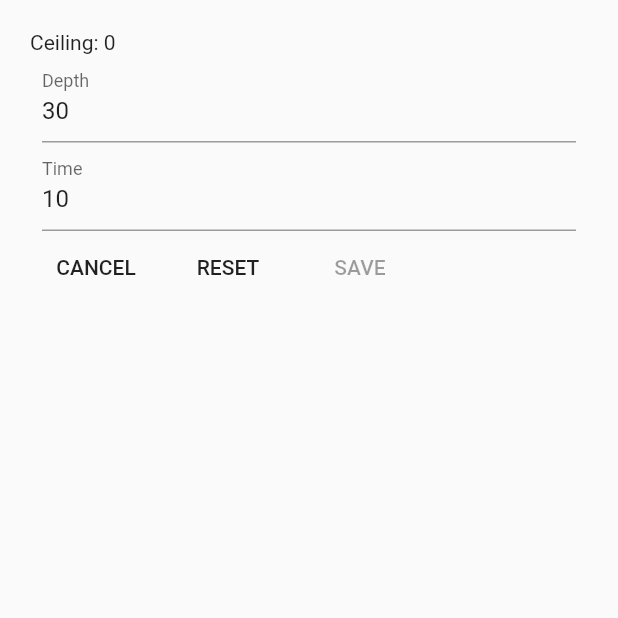
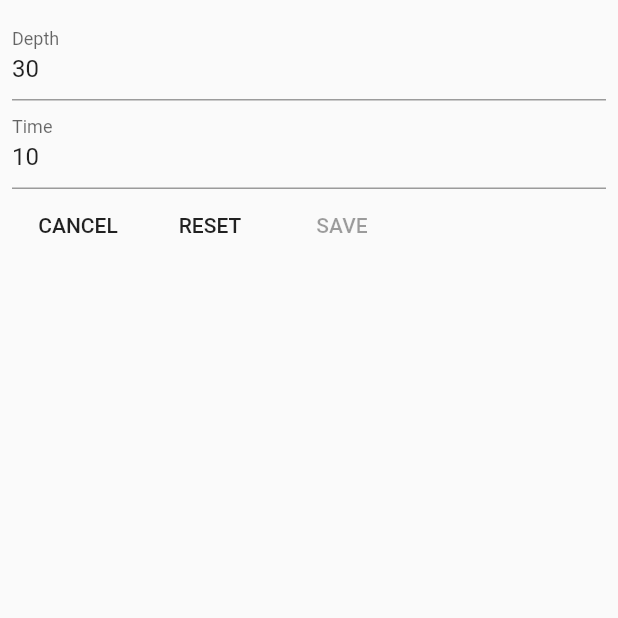
Before and after one commit to sstanfield/nemo, a Flutter app: the DiveSegment screen opened directly with empty values, on a phone screen of 412 x 824 dp, the top half of it. Run offline on Flutter 3.47's test engine with Material 2 defaults, Android fonts, the phone set to English and light mode, and no system bars; statements that could not run were skipped.

Commit message:
Validate ceiling when adding a segment and padding tweaks.

```diff
--- a/lib/screens/dive_segment.dart
+++ b/lib/screens/dive_segment.dart
@@ -102,19 +102,19 @@ class _DiveSegmentState extends State<DiveSegment> {
 
   @override
   Widget build(BuildContext context) {
+    List<Widget> children = new List<Widget>();
+    if (ceiling > 0) children.add(new Text("Ceiling: $ceiling${_dive.metric?"M":"ft"}"));
+    children.add(new IntEdit(initialValue: _getDepth(_dive, index),
+        onSaved: (int v) => _depth = v,
+        validator: (int v) => (v < ceiling || v > 1000)?"Enter Depth $ceiling-1000":null,
+        label: "Depth"));
+    children.add(new IntEdit(initialValue: _getTime(_dive, index),
+        onSaved: (int v) => _time = v,
+        validator: (int v) => (v < 0 || v > 1000)?"Enter Time 0-1000":null,
+        label: "Time"));
+    children.add(new CommonButtons(formKey: _formKey, submit: _handleSubmitted));
     ListView c3 =
-        new ListView(padding: const EdgeInsets.all(20.0), children: <Widget>[
-      new Text("Ceiling: $ceiling"),
-      new IntEdit(initialValue: _getDepth(_dive, index),
-          onSaved: (int v) => _depth = v,
-          validator: (int v) => (v < 0 || v > 1000)?"Enter Depth 0-1000":null,
-          label: "Depth"),
-      new IntEdit(initialValue: _getTime(_dive, index),
-          onSaved: (int v) => _time = v,
-          validator: (int v) => (v < 0 || v > 1000)?"Enter Time 0-1000":null,
-          label: "Time"),
-      new CommonButtons(formKey: _formKey, submit: _handleSubmitted),
-    ]);
+        new ListView(padding: const EdgeInsets.all(8.0), children: children);
     return new Scaffold(
       key: _scaffoldKey,
       appBar: _appBar,
--- a/lib/screens/gas_edit.dart
+++ b/lib/screens/gas_edit.dart
@@ -58,7 +58,7 @@ class _GasEditState extends State<GasEdit> {
 
   @override
   Widget build(BuildContext context) {
-    Column c3 = new Column(children: [
+    ListView c3 = new ListView(padding: const EdgeInsets.all(8.0), children: [
       new IntEdit(initialValue: _pO2,
           onSaved: (int v) => _pO2 = v,
           validator: (int v) => (v < 0 || v > 100)?"Enter O2 percent 0-100":null,
--- a/lib/screens/general_settings.dart
+++ b/lib/screens/general_settings.dart
@@ -40,7 +40,7 @@ class _GeneralSettingsState extends State<GeneralSettings> {
 
   @override
   Widget build(BuildContext context) {
-    ListView c3 = new ListView(children: [
+    ListView c3 = new ListView(padding: const EdgeInsets.all(8.0), children: [
       new IntEdit(initialValue: _dive.gfLo,
           onSaved: (int v) => _dive.gfLo = v,
           validator: (int v) => (v < 0 || v > 100)?"Enter gradiant factor 0-100":null,
--- a/lib/screens/widgets/int_edit.dart
+++ b/lib/screens/widgets/int_edit.dart
@@ -5,6 +5,7 @@ class IntEdit extends StatelessWidget {
   final FormFieldSetter<int> onSaved;
   final FormFieldValidator<int> validator;
   final String label;
+  final double padding;
 
   IntEdit({
     Key key,
@@ -12,12 +13,13 @@ class IntEdit extends StatelessWidget {
     this.onSaved,
     this.validator,
     this.label,
+    this.padding = 0.0,
   }) : super(key: key);
 
   @override
   Widget build(BuildContext context) {
     return new Padding(
-        padding: const EdgeInsets.symmetric(horizontal: 8.0),
+        padding: new EdgeInsets.symmetric(horizontal: padding),
         child:
         new TextFormField(
             initialValue: "$initialValue",
```
